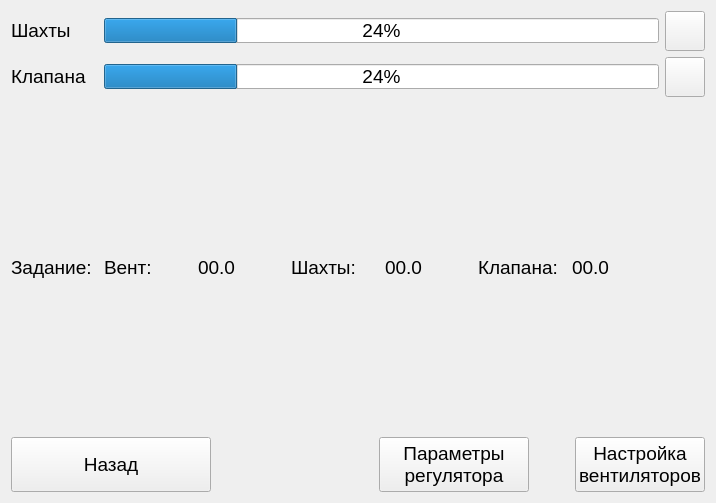
First picture: the form in QtClient/QtClimaClient/Frames/VentilationOverviewFrame.ui, repository ciberslavik/climacore, before the edit.
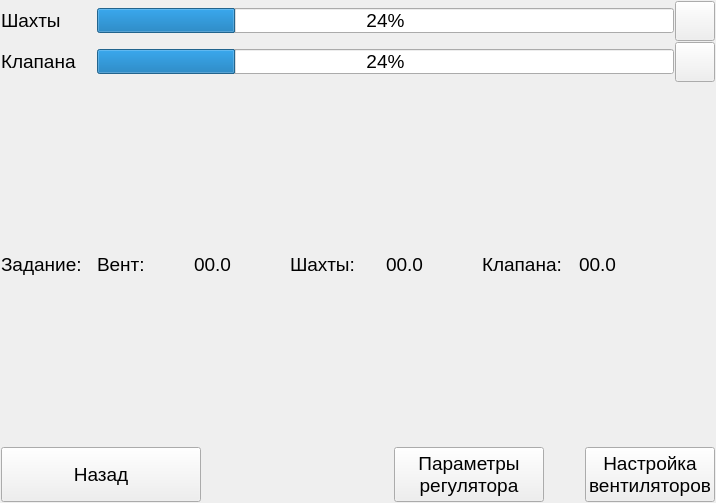
Second picture: the form after the edit. Icons and pictures are not drawn.

```diff
--- a/QtClient/QtClimaClient/Frames/VentilationOverviewFrame.ui
+++ b/QtClient/QtClimaClient/Frames/VentilationOverviewFrame.ui
@@ -19,6 +19,21 @@
    <string>Form</string>
   </property>
   <layout class="QGridLayout" name="gridLayout_2">
+   <property name="leftMargin">
+    <number>1</number>
+   </property>
+   <property name="topMargin">
+    <number>1</number>
+   </property>
+   <property name="rightMargin">
+    <number>1</number>
+   </property>
+   <property name="bottomMargin">
+    <number>1</number>
+   </property>
+   <property name="spacing">
+    <number>1</number>
+   </property>
    <item row="0" column="0">
     <layout class="QGridLayout" name="gridLayout">
      <item row="1" column="0">
```
